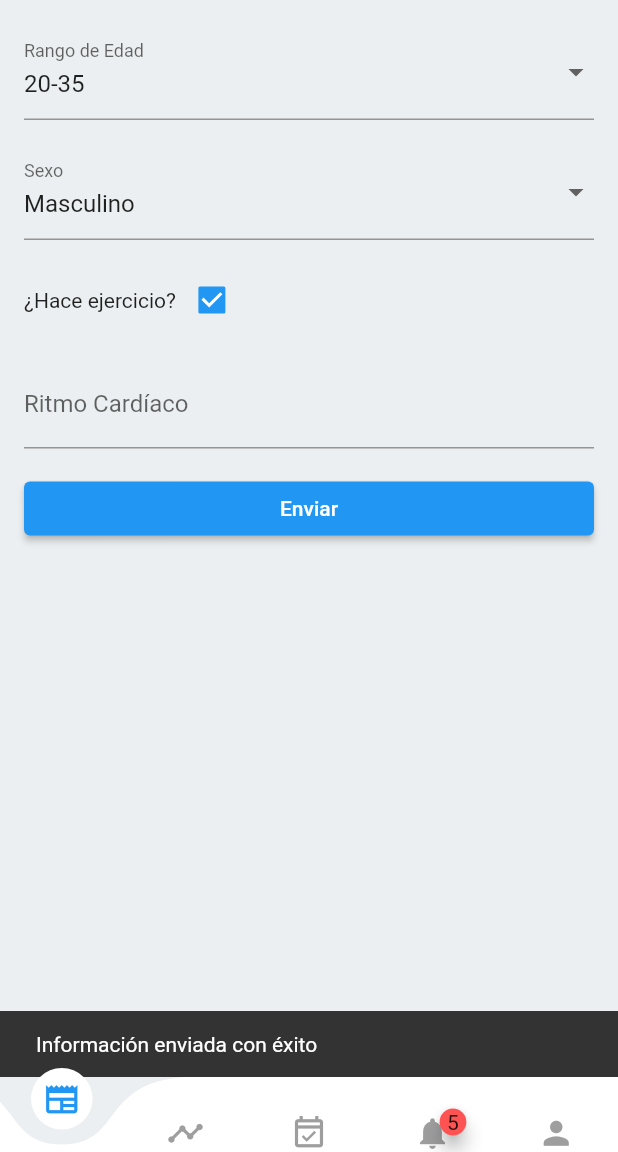
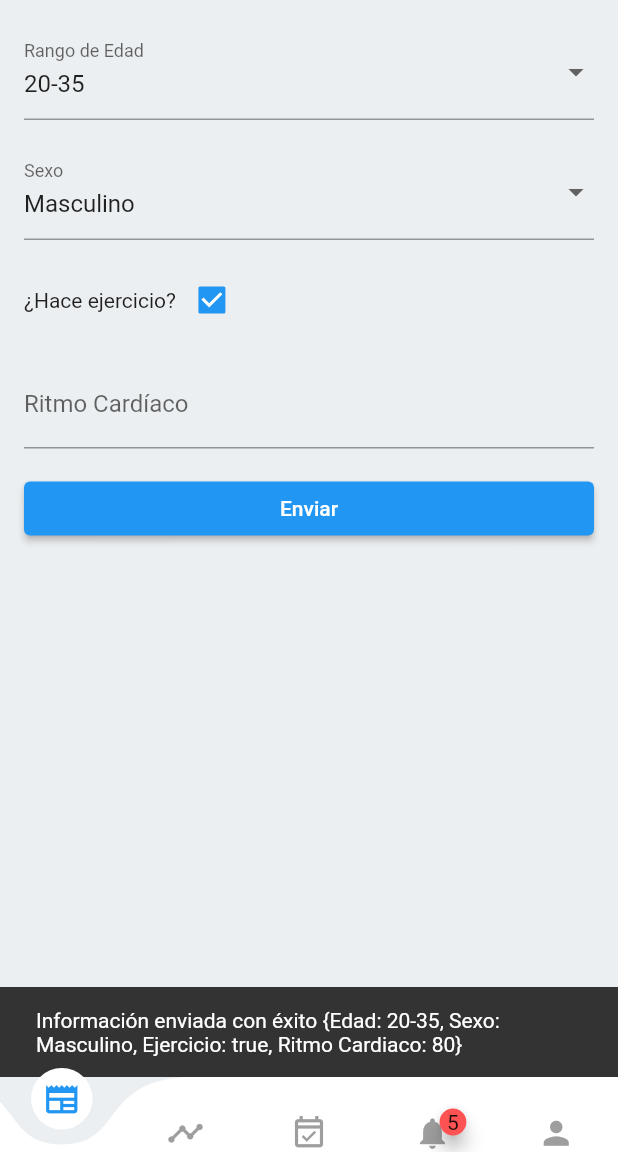
Before and after one commit to nmlemus/cardiotunes, a Flutter app: the screen it shows after launch, after a tap on "Ir a la App", after a tap on "Enviar", on a phone screen of 412 x 824 dp, the part 84-1236 px from its top. Run offline on Flutter 3.47's test engine with Material 2 defaults, Android fonts, the phone set to English and light mode, and no system bars; drawn by our look-alikes of badges, curved_navigation_bar; our stand-ins replace animated_splash_screen, cached_network_image, get, get_storage, introduction_screen, line_icons and 1 more; missing offline and left inert: flutter_donation_buttons, whatsapp_unilink.

```diff
--- a/lib/app/modules/newsfeed/views/newsfeed_view.dart
+++ b/lib/app/modules/newsfeed/views/newsfeed_view.dart
@@ -9,6 +9,10 @@ class NewsfeedView extends GetView<NewsfeedController> {
 
   @override
   Widget build(BuildContext context) {
+    String ageRange = "20-35";
+    String gender = "Masculino";
+    bool isExercising = true;
+
     return Scaffold(
       backgroundColor: Colors.blueGrey.shade50,
       appBar: AppBar(
@@ -28,7 +32,7 @@ class NewsfeedView extends GetView<NewsfeedController> {
             DropdownButtonFormField(
               value: "20-35",
               onChanged: (value) {
-                // gender = value.toString();
+                ageRange = value.toString();
               },
               items: [
                 '0-10',
@@ -50,7 +54,7 @@ class NewsfeedView extends GetView<NewsfeedController> {
             DropdownButtonFormField(
               value: "Masculino",
               onChanged: (value) {
-                // gender = value.toString();
+                gender = value.toString();
               },
               items: ['Masculino', 'Femenino', 'Otro']
                   .map<DropdownMenuItem<String>>((String value) {
@@ -68,9 +72,7 @@ class NewsfeedView extends GetView<NewsfeedController> {
                 Checkbox(
                   value: true,
                   onChanged: (value) {
-                    //setState(() {
-                    //  isExercising = value ?? false;
-                    //});
+                    isExercising = value ?? false;
                   },
                 ),
               ],
@@ -85,12 +87,11 @@ class NewsfeedView extends GetView<NewsfeedController> {
             ElevatedButton(
               onPressed: () {
                 // Aquí puedes enviar la información al servidor
-                final edad = 15;
                 final ritmoCardiaco = 80;
-                final informacion = {
-                  'Edad': edad,
-                  'Sexo': "Male",
-                  'Ejercicio': 'Sí',
+                var informacion = {
+                  'Edad': ageRange,
+                  'Sexo': gender,
+                  'Ejercicio': isExercising,
                   'Ritmo Cardiaco': ritmoCardiaco,
                 };
 
@@ -99,7 +100,7 @@ class NewsfeedView extends GetView<NewsfeedController> {
                 // Mostrar un mensaje de éxito
                 ScaffoldMessenger.of(context).showSnackBar(
                   const SnackBar(
-                    content: Text('Información enviada con éxito'),
+                    content: Text('Información enviada con éxito $informacion'),
                   ),
                 );
               },
```
Also changed, not shown: 14 other files.
